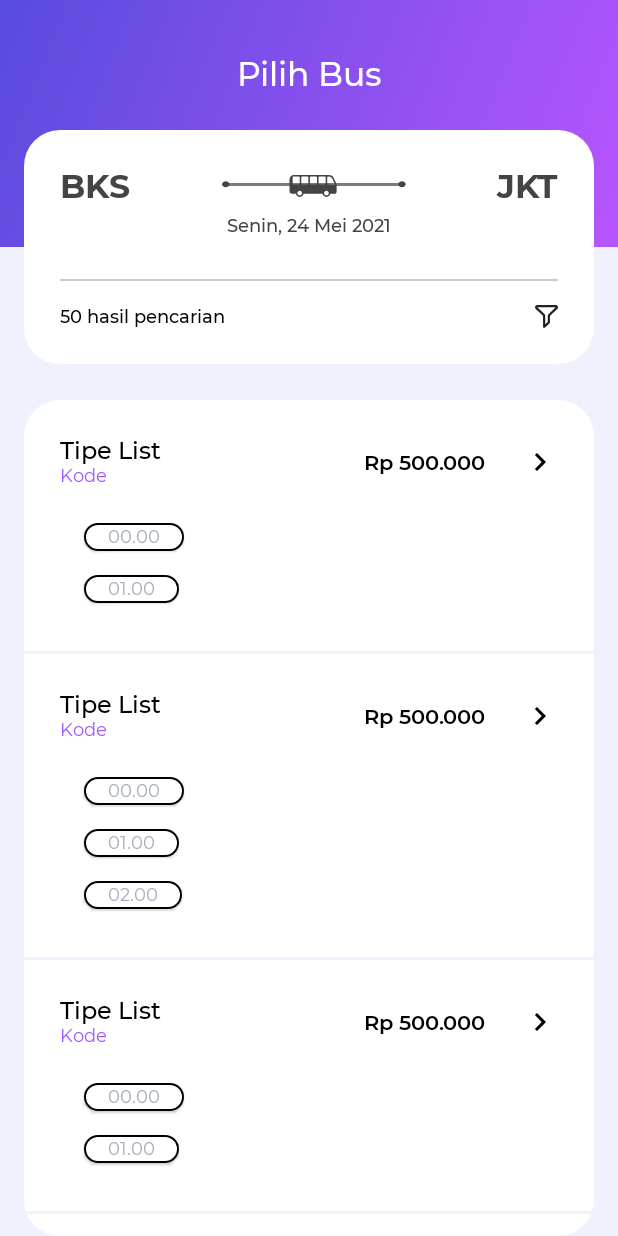
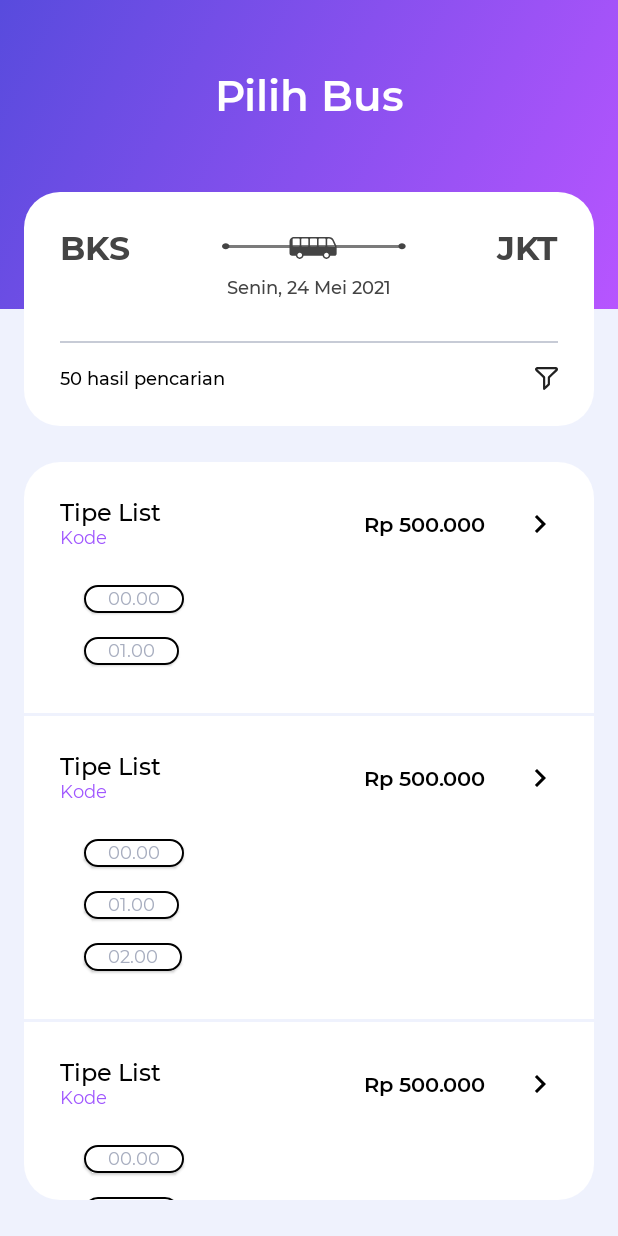
Before and after one commit to wiryadev/ADS-Advance-Compose, an Android app built with Jetpack Compose: the composable BusSelectionScreen shown on its own in the app's theme, on a phone screen of 412 x 824 dp. Run offline under Robolectric (Android 15) with nearby library versions, the phone set to English and light mode, and no system bars; our stand-ins replace constraintlayout-compose.

Commit message:
Refactor BusSelectionScreen to ConstraintLayout and add modifier to SearchBusResultSummaryCard.kt

```diff
--- a/app/src/main/java/com/wiryadev/adsadvancecompose/ui/components/SearchBusResultSummaryCard.kt
+++ b/app/src/main/java/com/wiryadev/adsadvancecompose/ui/components/SearchBusResultSummaryCard.kt
@@ -30,10 +30,11 @@ fun SearchBusResultSummaryBox(
     locationTo: String,
     date: String,
     searchResult: Int,
+    modifier: Modifier = Modifier,
     shape: Shape = RoundedCornerShape(24.dp),
 ) {
     Column(
-        modifier = Modifier
+        modifier = modifier
             .fillMaxWidth()
             .clip(shape)
             .background(MaterialTheme.colors.background)
--- a/app/src/main/java/com/wiryadev/adsadvancecompose/ui/screen/BusSelectionScreen.kt
+++ b/app/src/main/java/com/wiryadev/adsadvancecompose/ui/screen/BusSelectionScreen.kt
@@ -17,6 +17,8 @@ import androidx.compose.ui.text.style.TextAlign
 import androidx.compose.ui.tooling.preview.Preview
 import androidx.compose.ui.unit.dp
 import androidx.compose.ui.unit.sp
+import androidx.constraintlayout.compose.ConstraintLayout
+import androidx.constraintlayout.compose.Dimension
 import com.wiryadev.adsadvancecompose.ui.components.*
 import com.wiryadev.adsadvancecompose.ui.theme.ADSAdvanceComposeTheme
 import com.wiryadev.adsadvancecompose.ui.theme.Montserrat
@@ -24,10 +26,20 @@ import kotlin.random.Random
 
 @Composable
 fun BusSelectionScreen() {
-    Box(
+    ConstraintLayout(
         modifier = Modifier
-            .background(color = Color(0xFFEFF2FD))
+            .fillMaxSize()
+            .background(
+                color = Color(0xFFEFF2FD)
+            )
     ) {
+        val (
+            bgTop,
+            text,
+            busResultCard,
+            busList,
+        ) = createRefs()
+
         Box(
             modifier = Modifier
                 .background(
@@ -38,43 +50,57 @@ fun BusSelectionScreen() {
                         )
                     )
                 )
-                .fillMaxHeight(0.20f)
+                .fillMaxHeight(0.25f)
                 .fillMaxWidth()
-                .align(alignment = Alignment.TopCenter)
+                .constrainAs(bgTop) {
+                    top.linkTo(parent.top)
+                    start.linkTo(parent.start)
+                    end.linkTo(parent.end)
+                }
         )
-        Column(
-            modifier = Modifier
-                .fillMaxSize()
-                .padding(horizontal = 16.dp),
-            horizontalAlignment = Alignment.CenterHorizontally
-        ) {
         Text(
             text = "Pilih Bus",
             color = Color.White,
             textAlign = TextAlign.Center,
             style = TextStyle(
                 fontFamily = Montserrat,
-                    fontSize = 22.sp,
-                    fontWeight = FontWeight.Medium
+                fontSize = 28.sp,
+                fontWeight = FontWeight.SemiBold
             ),
             modifier = Modifier
-                    .padding(top = 36.dp)
-            )
-            Spacer(
-                modifier = Modifier.height(24.dp)
+                .constrainAs(text) {
+                    top.linkTo(parent.top)
+                    bottom.linkTo(busResultCard.top)
+                    start.linkTo(parent.start)
+                    end.linkTo(parent.end)
+                },
         )
         SearchBusResultSummaryBox(
             locationFrom = "BKS",
             locationTo = "JKT",
             date = "Senin, 24 Mei 2021",
-                searchResult = 50
-            )
-            Spacer(
-                modifier = Modifier.height(24.dp)
+            searchResult = 50,
+            modifier = Modifier
+                .constrainAs(busResultCard) {
+                    top.linkTo(bgTop.bottom)
+                    bottom.linkTo(bgTop.bottom)
+                    start.linkTo(parent.start)
+                    end.linkTo(parent.end)
+                }
+                .padding(horizontal = 16.dp),
         )
         LazyColumn(
             modifier = Modifier
-                    .clip(RoundedCornerShape(24.dp))
+                .constrainAs(busList) {
+                    top.linkTo(busResultCard.bottom, 24.dp)
+                    bottom.linkTo(parent.bottom, 24.dp)
+                    start.linkTo(parent.start)
+                    end.linkTo(parent.end)
+
+                    height = Dimension.fillToConstraints
+                }
+                .padding(horizontal = 16.dp)
+                .clip(RoundedCornerShape(24.dp)),
         ) {
             items(4) {
                 Column {
@@ -90,7 +116,6 @@ fun BusSelectionScreen() {
         }
     }
 }
-}
 
 @Preview
 @Composable
```
Lines whose indentation alone changed are shown as unchanged.
